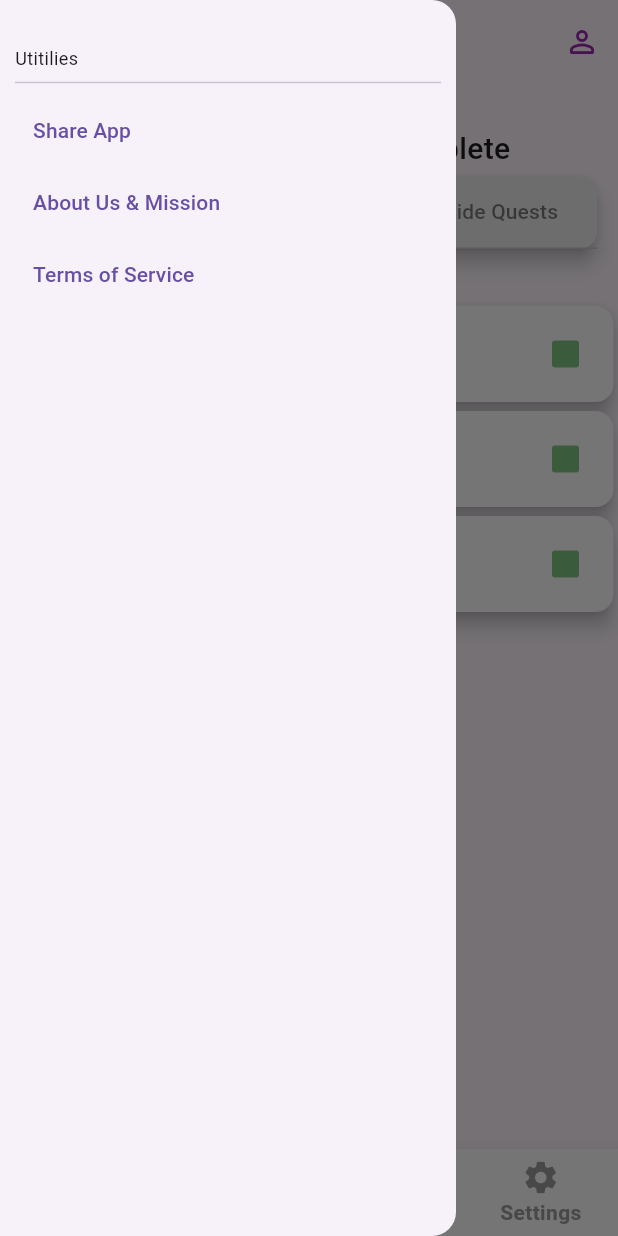
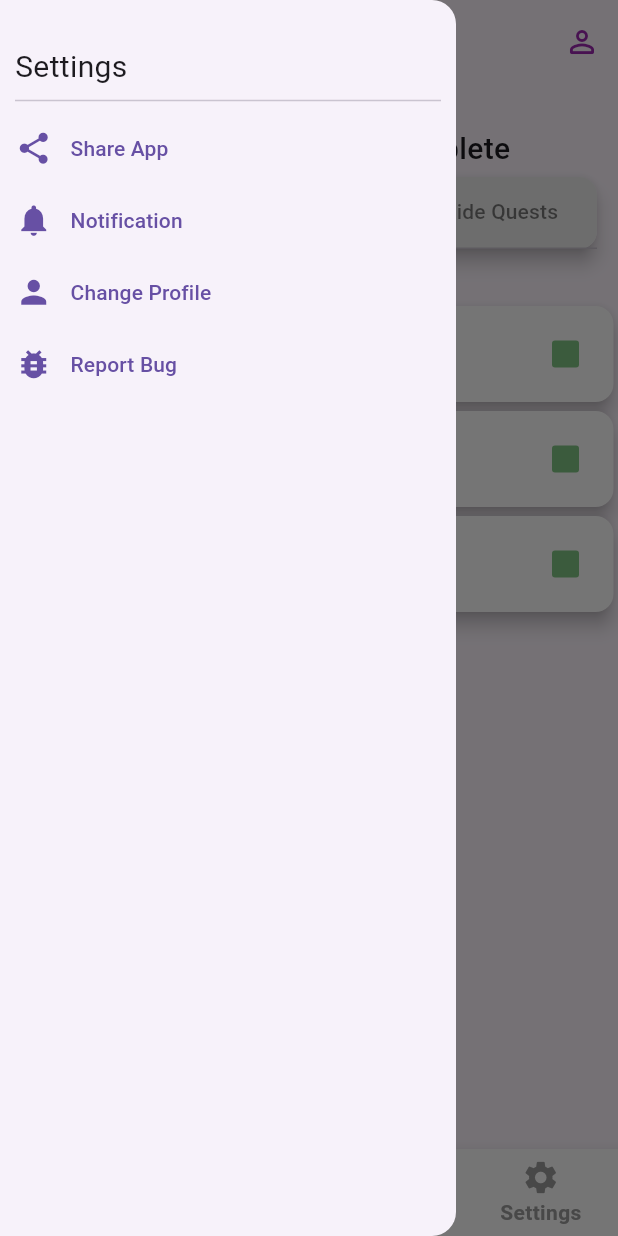
Before and after one commit to ShubhamVG/Lvl_Up, a Flutter app: the screen it shows after launch, with the side drawer open, on a phone screen of 412 x 824 dp. Run offline on Flutter 3.47's test engine with Material 3 defaults, Android fonts, the phone set to English and light mode, and no system bars; drawn by our look-alikes of stylish_bottom_bar; our stand-ins replace confetti, google_fonts, percent_indicator, shared_preferences, sqflite_common_ffi, syncfusion_flutter_charts; accounts and stored records are empty; Roboto replaces fonts that are missing (Monda).

Commit message:
Update settings_screen.dart

```diff
--- a/lib/screens/settings_screen.dart
+++ b/lib/screens/settings_screen.dart
@@ -27,13 +27,57 @@ final class _SettingsScreenState extends State<SettingsScreen> {
         crossAxisAlignment: CrossAxisAlignment.start,
         children: [
           const Text(
-            'Utitilies',
-            style: TextStyle(fontWeight: FontWeight.w400, fontSize: 12.0),
+            'Settings',
+            style: TextStyle(fontWeight: FontWeight.w400, fontSize: 20.0),
           ),
           Divider(),
-          _SettingButton('Share App', () {}),
-          _SettingButton('About Us & Mission', () {}),
-          _SettingButton('Terms of Service', () {}),
+          SafeArea(
+            child: Container(
+                child: Column(
+              children: [
+                Row(
+                  children: [
+                    Icon(
+                      Icons.share,
+                      size: 25.0,
+                      color: Theme.of(context).colorScheme.primary,
+                    ),
+                    _SettingButton('Share App', () {}),
+                  ],
+                ),
+                Row(
+                  children: [
+                    Icon(
+                      Icons.notifications,
+                      size: 25.0,
+                      color: Theme.of(context).colorScheme.primary,
+                    ),
+                    _SettingButton('Notification', () {}),
+                  ],
+                ),
+                Row(
+                  children: [
+                    Icon(
+                      Icons.person,
+                      size: 25.0,
+                      color: Theme.of(context).colorScheme.primary,
+                    ),
+                    _SettingButton('Change Profile', () {}),
+                  ],
+                ),
+                Row(
+                  children: [
+                    Icon(
+                      Icons.bug_report,
+                      size: 25.0,
+                      color: Theme.of(context).colorScheme.primary,
+                    ),
+                    _SettingButton('Report Bug', () {}),
+                  ],
+                ),
+              ],
+            )),
+          ),
         ],
       ),
     );
```
